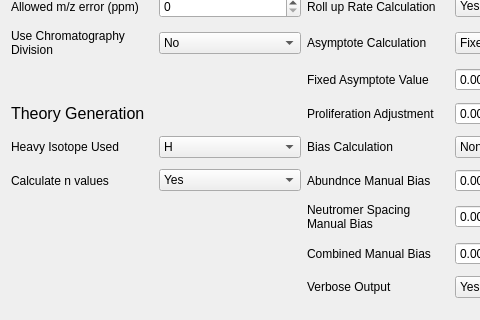
JC-Price/DeuteRater, file ui_files/Settings_Menu.ui: the form before one commit; both pictures show x 0 to 480 and y 310 to 630 of the 756 by 630 pixel window.
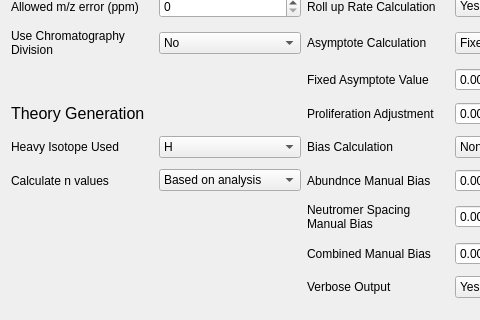
The form after the commit.

Patch:
```diff
--- a/ui_files/Settings_Menu.ui
+++ b/ui_files/Settings_Menu.ui
@@ -563,12 +563,7 @@
     <widget class="QComboBox" name="calculate_n_values">
      <item>
       <property name="text">
-       <string>Yes</string>
-      </property>
-     </item>
-     <item>
-      <property name="text">
-       <string>No</string>
+       <string>Based on analysis</string>
       </property>
      </item>
     </widget>
```
